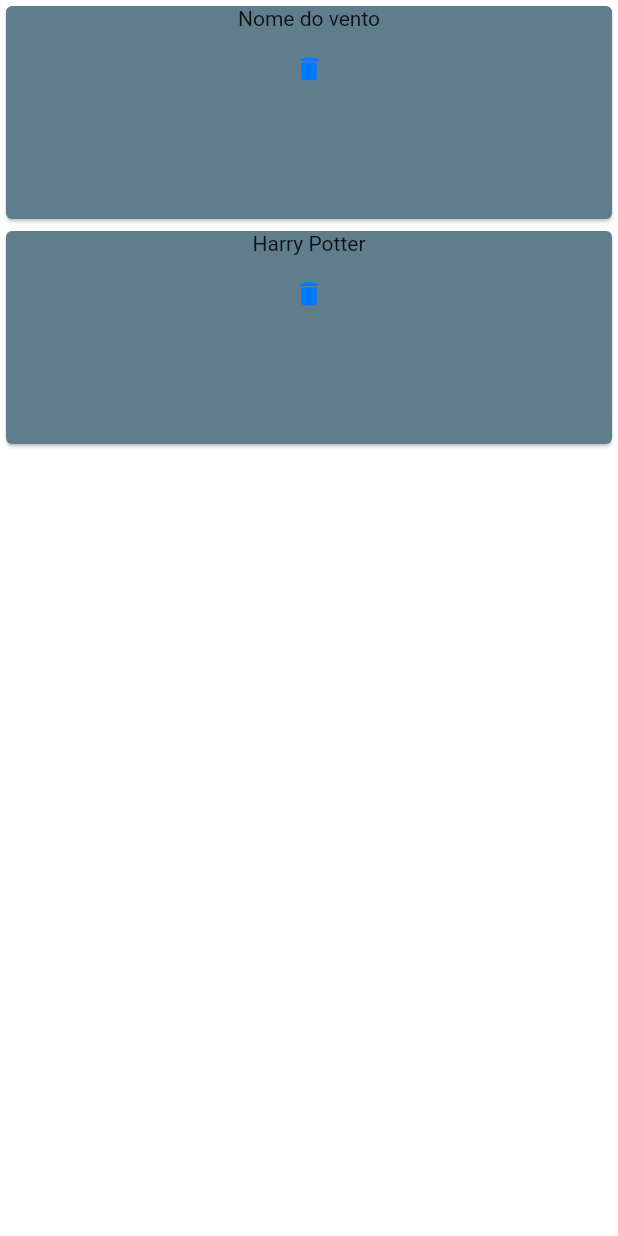
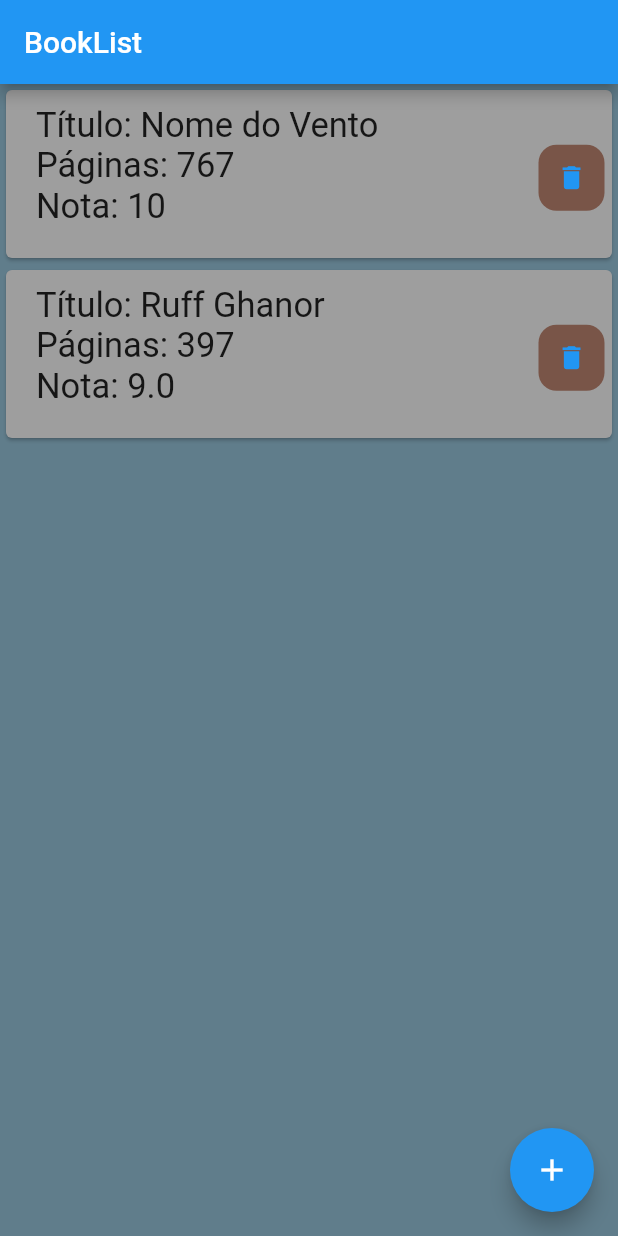
Before and after one commit to dju4mota/book_list, a Flutter app: the screen it shows after launch, on a phone screen of 412 x 824 dp. Run offline on Flutter 3.47's test engine with Material 2 defaults, Android fonts, the phone set to English and light mode, and no system bars.

Commit message:
Nova Tela
Adicionando nova tela e funções para troca de dados entre os widgets

```diff
--- /dev/null
+++ b/lib/Book.dart
@@ -0,0 +1,7 @@
+class Book {
+  final titulo;
+  final numeroPaginas;
+  final nota;
+
+  Book(this.titulo, this.numeroPaginas, this.nota);
+}
--- a/lib/BookCard.dart
+++ b/lib/BookCard.dart
@@ -1,32 +1,55 @@
+import 'package:book_list/Book.dart';
 import 'package:flutter/cupertino.dart';
 import 'package:flutter/material.dart';
 
 class BookCard extends StatefulWidget {
   @override
   State<BookCard> createState() => _BookCardState();
-  final String titulo;
+  final Book bk;
   Function function;
   final int id;
-  BookCard({required this.titulo, required this.function, required this.id});
+  BookCard({required this.bk, required this.function, required this.id});
 }
 
 class _BookCardState extends State<BookCard> {
   @override
   Widget build(BuildContext context) {
     return Container(
-      height: 150,
+      height: 120,
       width: 330,
       child: Card(
-        child: Column(
+        child: Container(
+          margin: EdgeInsets.fromLTRB(20, 10, 5, 5),
+          child: Row(
+            mainAxisAlignment: MainAxisAlignment.spaceBetween,
             children: [
-            Text(widget.titulo),
+              Column(
+                crossAxisAlignment: CrossAxisAlignment.start,
+                children: [
+                  Text(
+                    "Título: " + widget.bk.titulo,
+                    style: TextStyle(fontSize: 23),
+                  ),
+                  Text(
+                    "Páginas: " + widget.bk.numeroPaginas.toString(),
+                    style: TextStyle(fontSize: 23),
+                  ),
+                  Text(
+                    "Nota: " + widget.bk.nota.toString(),
+                    style: TextStyle(fontSize: 23),
+                  ),
+                ],
+              ),
               CupertinoButton(
                 child: Icon(Icons.delete),
+                padding: EdgeInsets.all(5),
+                color: Colors.brown,
                 onPressed: () => widget.function(widget.id),
               )
             ],
           ),
-        color: Colors.blueGrey,
+        ),
+        color: Colors.grey,
       ),
     );
   }
--- a/lib/List.dart
+++ b/lib/List.dart
@@ -1,3 +1,4 @@
+import 'package:book_list/Book.dart';
 import 'package:flutter/material.dart';
 
 import 'BookCard.dart';
@@ -5,29 +6,24 @@ import 'BookCard.dart';
 class BookList extends StatefulWidget {
   @override
   _BookListState createState() => _BookListState();
+  List<Book> bookList;
+  Function delete;
+  BookList({required this.delete, required this.bookList});
 }
 
 class _BookListState extends State<BookList> {
-  List<String> bookList = ["Nome do vento", "Harry Potter"];
-
-  void delete(int index) {
-    setState(() {
-      bookList.removeAt(index);
-    });
-  }
-
   @override
   Widget build(BuildContext context) {
     return Container(
       child: ListView.builder(
         itemBuilder: (BuildContext context, int index) {
           return BookCard(
-            titulo: bookList[index],
-            function: delete,
+            bk: widget.bookList[index],
+            function: widget.delete,
             id: index,
           );
         },
-        itemCount: bookList.length,
+        itemCount: widget.bookList.length,
       ),
     );
   }
--- /dev/null
+++ b/lib/NewBook.dart
@@ -0,0 +1,32 @@
+import 'package:book_list/Book.dart';
+import 'package:flutter/material.dart';
+
+class NewBook extends StatefulWidget {
+  @override
+  _NewBookState createState() => _NewBookState();
+
+  Function add;
+  NewBook({required this.add});
+}
+
+class _NewBookState extends State<NewBook> {
+  @override
+  Widget build(BuildContext context) {
+    return Scaffold(
+      appBar: AppBar(
+        title: Text(
+          "New Book",
+        ),
+      ),
+      body: Form(
+        child: ElevatedButton(
+          child: Text("Aperta"),
+          onPressed: () {
+            widget.add(Book("Harry Potter", "200", "9.5"));
+            Navigator.pop(context);
+          },
+        ),
+      ),
+    );
+  }
+}
--- /dev/null
+++ b/lib/home.dart
@@ -0,0 +1,57 @@
+import 'package:book_list/List.dart';
+import 'package:book_list/NewBook.dart';
+import 'package:flutter/material.dart';
+
+import 'Book.dart';
+
+class Home extends StatefulWidget {
+  @override
+  State<Home> createState() => _HomeState();
+}
+
+class _HomeState extends State<Home> {
+  List<Book> bookList = [Book("Nome do Vento", 767, 10), Book("Ruff Ghanor", 397, 9.0)];
+
+  void add(Book bk) {
+    setState(() {
+      bookList.add(bk);
+    });
+  }
+
+  void delete(int index) {
+    setState(() {
+      bookList.removeAt(index);
+    });
+  }
+
+  @override
+  Widget build(BuildContext context) {
+    return MaterialApp(
+      title: "Book List",
+      theme: ThemeData(),
+      home: Scaffold(
+        appBar: AppBar(
+          title: Text("BookList"),
+        ),
+        body: BookList(
+          delete: delete,
+          bookList: bookList,
+        ),
+        backgroundColor: Colors.blueGrey,
+        floatingActionButton: Builder(
+          builder: (context) => FloatingActionButton(
+            onPressed: () => Navigator.push(
+              context,
+              MaterialPageRoute(
+                builder: (context) => NewBook(
+                  add: add,
+                ),
+              ),
+            ),
+            child: Icon(Icons.add),
+          ),
+        ),
+      ),
+    );
+  }
+}
--- a/lib/main.dart
+++ b/lib/main.dart
@@ -1,16 +1,12 @@
-import 'package:book_list/List.dart';
+import 'package:book_list/home.dart';
 import 'package:flutter/cupertino.dart';
+import 'package:flutter/material.dart';
 
 void main() => runApp(MyApp());
 
 class MyApp extends StatelessWidget {
   @override
   Widget build(BuildContext context) {
-    return CupertinoApp(
-      theme: CupertinoThemeData(),
-      home: CupertinoPageScaffold(
-        child: BookList(),
-      ),
-    );
+    return Home();
   }
 }
```
Lines whose indentation alone changed are shown as unchanged.
